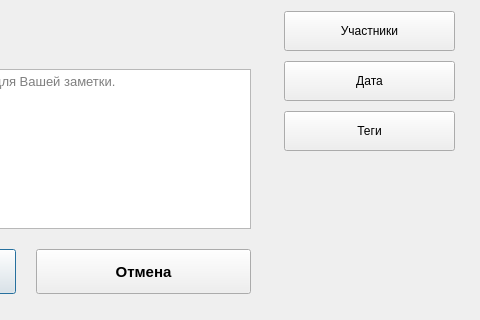
Qt form ui/note-widget/ui/note_edit_dialog.ui (toximu/efficio-task-tracker) before a commit; both pictures show x 220 to 700 and y 160 to 480 of the 700 by 480 pixel window.
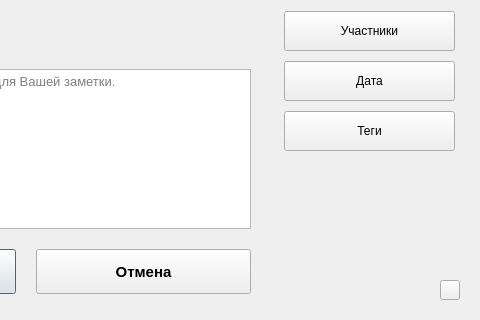
The same form after that commit.

What changed in the file:
```diff
--- a/ui/note-widget/ui/note_edit_dialog.ui
+++ b/ui/note-widget/ui/note_edit_dialog.ui
@@ -363,6 +363,28 @@
     </item>
    </layout>
   </widget>
+  <widget class="QPushButton" name="switch_theme">
+    <property name="geometry">
+     <rect>
+      <x>660</x> 
+      <y>440</y> 
+      <width>20</width>
+      <height>20</height>
+     </rect>
+    </property>
+    <property name="minimumSize">
+     <size>
+      <width>20</width>
+      <height>20</height>
+     </size>
+    </property>
+    <property name="maximumSize">
+     <size>
+      <width>20</width>
+      <height>20</height>
+     </size>
+    </property>
+  </widget>
  </widget>
  <resources/>
  <connections/>
```
Left out of the diff: 2 changed lines with no effect on the pictures.
